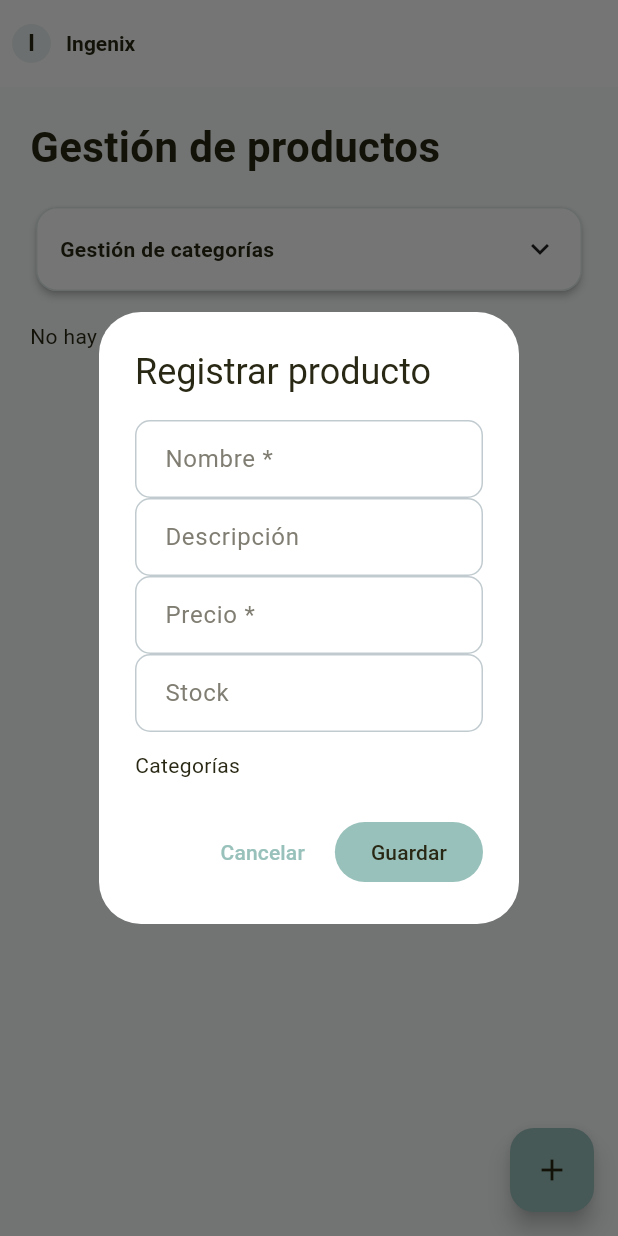
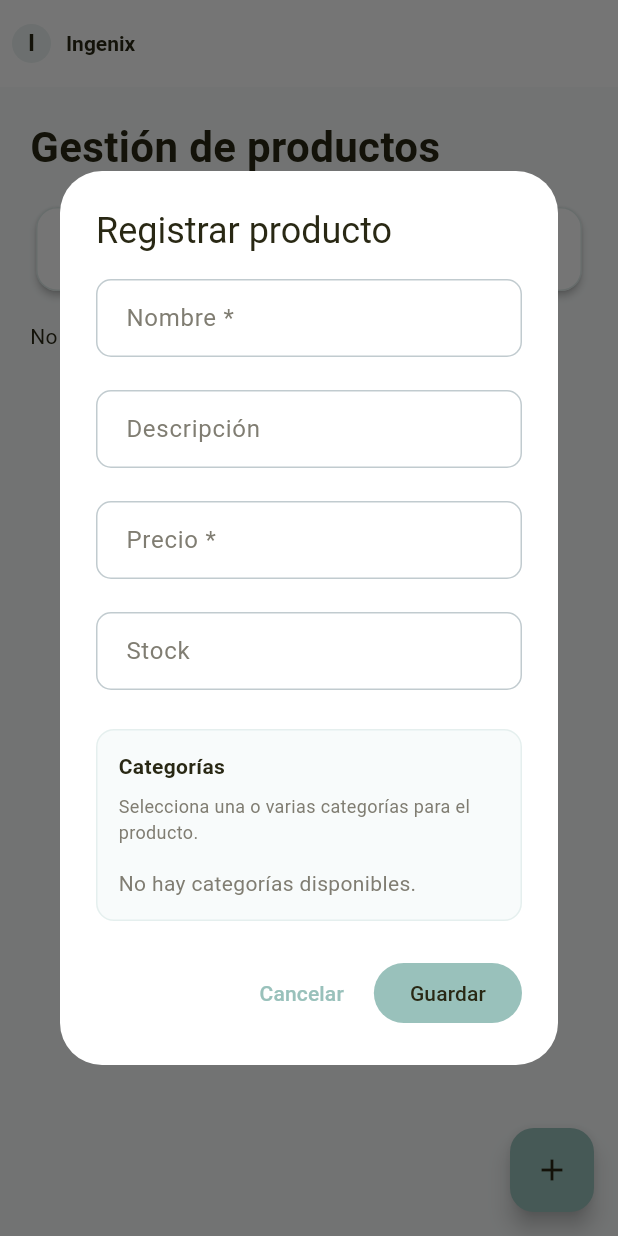
Before and after one commit to bradpool2/Ingenix, a Flutter app: the ProductosScreen screen opened by its route, after a tap on the "add" icon, on a phone screen of 412 x 824 dp. Run offline on Flutter 3.47's test engine with Material 3 defaults, Android fonts, the phone set to English and light mode, and no system bars; our stand-ins replace badges, flutter_svg, go_router, image_picker, pdf, printing and 1 more; accounts and stored records are empty; network calls fail; Roboto replaces fonts that are missing (Georgia).

Commit message:
Correciones de visulizacion

```diff
--- a/lib/models/producto_model.dart
+++ b/lib/models/producto_model.dart
@@ -18,11 +18,11 @@ class Producto {
   });
 
   factory Producto.fromJson(Map<String, dynamic> json) => Producto(
-    idProducto:  json['idProducto'] ?? 0,
+    idProducto:  int.tryParse((json['idProducto'] ?? json['idproducto'] ?? 0).toString()) ?? 0,
     nombre:      json['nombre']     ?? '',
     descripcion: json['descripcion'],
     precio:      double.tryParse(json['precio'].toString()) ?? 0,
-    stock:       json['stock'] ?? 0,
+    stock:       int.tryParse(json['stock']?.toString() ?? '') ?? 0,
     imagen:      json['imagen'],
     categorias:  json['categorias'],
   );
--- a/lib/screens/catalogo_screen.dart
+++ b/lib/screens/catalogo_screen.dart
@@ -355,11 +355,13 @@ class _CatalogoScreenState extends State<CatalogoScreen> {
                 ElevatedButton(
                   onPressed: producto.stock > 0
                       ? () {
-                          carrito.agregar(producto);
+                          final agregado = carrito.agregar(producto);
                           ScaffoldMessenger.of(context).showSnackBar(
                             SnackBar(
                               content: Text(
-                                '${producto.nombre} agregado al carrito',
+                                agregado
+                                    ? '${producto.nombre} agregado al carrito'
+                                    : 'No hay más unidades disponibles de ${producto.nombre}',
                               ),
                               duration: const Duration(seconds: 1),
                             ),
--- a/lib/screens/productos_screen.dart
+++ b/lib/screens/productos_screen.dart
@@ -205,31 +205,64 @@ class _ProductosScreenState extends State<ProductosScreen> {
                   controller: name,
                   decoration: const InputDecoration(labelText: 'Nombre *'),
                 ),
+                const SizedBox(height: 22),
                 TextField(
                   controller: description,
                   decoration: const InputDecoration(labelText: 'Descripción'),
                 ),
+                const SizedBox(height: 22),
                 TextField(
                   controller: price,
                   keyboardType: TextInputType.number,
                   decoration: const InputDecoration(labelText: 'Precio *'),
                 ),
+                const SizedBox(height: 22),
                 TextField(
                   controller: stock,
                   keyboardType: TextInputType.number,
                   decoration: const InputDecoration(labelText: 'Stock'),
                 ),
-                const SizedBox(height: 12),
-                const Align(
-                  alignment: Alignment.centerLeft,
-                  child: Text('Categorías'),
+                const SizedBox(height: 26),
+                Container(
+                  width: double.infinity,
+                  padding: const EdgeInsets.all(14),
+                  decoration: BoxDecoration(
+                    color: IngenixTheme.fondo,
+                    borderRadius: BorderRadius.circular(12),
+                    border: Border.all(
+                      color: IngenixTheme.principal.withValues(alpha: 0.2),
                     ),
+                  ),
+                  child: Column(
+                    crossAxisAlignment: CrossAxisAlignment.start,
+                    children: [
+                      const Text(
+                        'Categorías',
+                        style: TextStyle(fontWeight: FontWeight.w600),
+                      ),
+                      const SizedBox(height: 8),
+                      const Text(
+                        'Selecciona una o varias categorías para el producto.',
+                        style: TextStyle(
+                          fontSize: 12,
+                          color: IngenixTheme.textoSec,
+                        ),
+                      ),
+                      const SizedBox(height: 16),
+                      if (_categories.isEmpty)
+                        const Text(
+                          'No hay categorías disponibles.',
+                          style: TextStyle(color: IngenixTheme.textoSec),
+                        )
+                      else
                         Wrap(
-                  spacing: 6,
+                          spacing: 12,
+                          runSpacing: 12,
                           children: _categories.map((category) {
                             final id =
                                 int.tryParse(
-                          (category['idCategoria'] ?? category['idcategoria'])
+                                  (category['idCategoria'] ??
+                                          category['idcategoria'])
                                       .toString(),
                                 ) ??
                                 0;
@@ -237,10 +270,15 @@ class _ProductosScreenState extends State<ProductosScreen> {
                               label: Text(category['nombre']?.toString() ?? ''),
                               selected: selected.contains(id),
                               onSelected: (value) => setDialogState(
-                        () => value ? selected.add(id) : selected.remove(id),
+                                () => value
+                                    ? selected.add(id)
+                                    : selected.remove(id),
                               ),
                             );
                           }).toList(),
+                        ),
+                    ],
+                  ),
                 ),
               ],
             ),
@@ -314,35 +352,50 @@ class _ProductosScreenState extends State<ProductosScreen> {
                   ),
                 ),
                 if (_showCategories) ...[
-                  const SizedBox(height: 12),
-                  Row(
-                    children: [
-                      Expanded(
-                        child: TextField(
+                  const SizedBox(height: 16),
+                  TextField(
                     controller: _categoryController,
+                    textCapitalization: TextCapitalization.sentences,
                     decoration: const InputDecoration(
-                            labelText: 'Nueva categoría',
+                      labelText: 'Nombre de la categoría',
+                      hintText: 'Ej. Herramientas',
+                      prefixIcon: Icon(Icons.label_outline),
+                    ),
+                    onSubmitted: (_) => _createCategory(),
+                  ),
+                  const SizedBox(height: 20),
+                  Align(
+                    alignment: Alignment.centerRight,
+                    child: FilledButton.icon(
+                      onPressed: _createCategory,
+                      icon: const Icon(Icons.add),
+                      label: const Text('Agregar categoría'),
                     ),
                   ),
+                  if (_categories.isNotEmpty) ...[
+                    const SizedBox(height: 16),
+                    const Divider(),
+                    const SizedBox(height: 12),
+                    const Text(
+                      'Categorías existentes',
+                      style: TextStyle(fontWeight: FontWeight.w600),
                     ),
-                      const SizedBox(width: 8),
-                      IconButton(
-                        onPressed: _createCategory,
-                        icon: const Icon(Icons.add_circle_outline),
-                      ),
-                    ],
-                  ),
+                    const SizedBox(height: 12),
                     Wrap(
-                    spacing: 8,
+                      spacing: 12,
+                      runSpacing: 12,
                       children: _categories
                           .map(
                             (category) => Chip(
-                            label: Text(category['nombre']?.toString() ?? ''),
+                              label: Text(
+                                category['nombre']?.toString() ?? '',
+                              ),
                               onDeleted: () => _deleteCategory(category),
                             ),
                           )
                           .toList(),
                     ),
+                  ],
                 ],
               ],
             ),
--- a/lib/services/carrito_service.dart
+++ b/lib/services/carrito_service.dart
@@ -8,14 +8,21 @@ class CarritoService extends ChangeNotifier {
   int    get totalItems   => _items.fold(0, (acc, i) => acc + i.cantidad);
   double get totalPrecio  => _items.fold(0, (acc, i) => acc + i.subtotal);
 
-  void agregar(Producto producto) {
+  bool agregar(Producto producto) {
     final idx = _items.indexWhere((i) => i.producto.idProducto == producto.idProducto);
     if (idx >= 0) {
+      if (_items[idx].cantidad >= _items[idx].producto.stock) {
+        return false;
+      }
       _items[idx].cantidad++;
     } else {
+      if (producto.stock < 1) {
+        return false;
+      }
       _items.add(ItemCarrito(producto: producto));
     }
     notifyListeners();
+    return true;
   }
 
   void disminuir(int idProducto) {
```
Also changed, not shown: lib/screens/carrito_plegable_screen.dart (+63 -7 lines), lib/screens/carrito_screen.dart (+11 -3 lines), flutter_01.png (added), 3 other files. Lines whose indentation alone changed are shown as unchanged.
